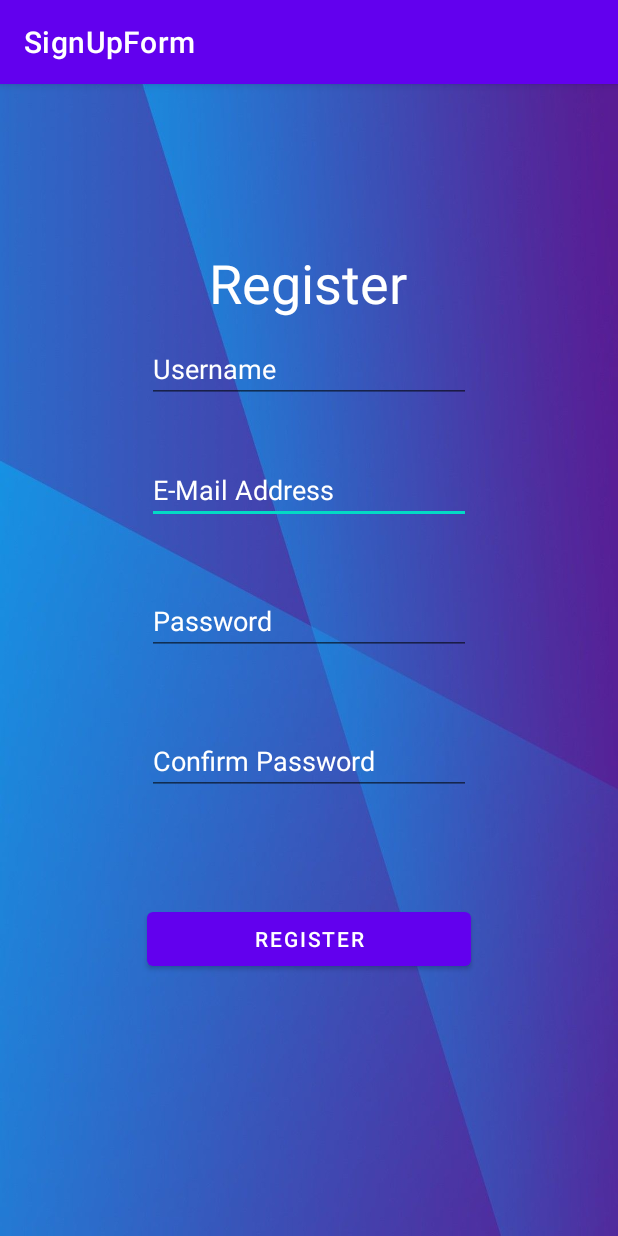
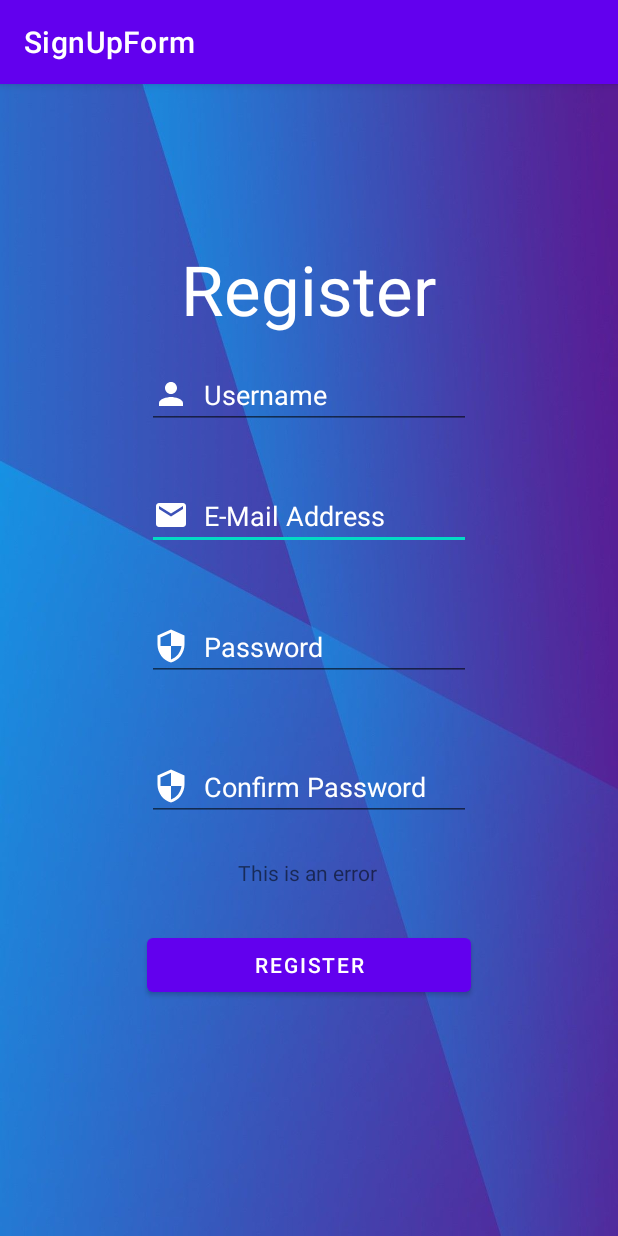
Before and after one commit to elyordan/CIS3315, an Android app: the screen it shows after launch (FormActivity), on a phone screen of 412 x 824 dp. Run offline under Robolectric (Android 15) with nearby library versions, the phone set to English and light mode, and no system bars.

Commit message:
add icons to text fields and error label

```diff
--- a/Lab2/app/src/main/res/layout/activity_main.xml
+++ b/Lab2/app/src/main/res/layout/activity_main.xml
@@ -15,7 +15,7 @@
         android:textAlignment="center"
         android:textColor="#FFFFFF"
         android:textColorLink="@color/white"
-        android:textSize="36sp"
+        android:textSize="46sp"
         app:layout_constraintBottom_toBottomOf="parent"
         app:layout_constraintEnd_toEndOf="parent"
         app:layout_constraintHorizontal_bias="0.498"
@@ -31,6 +31,9 @@
         android:layout_marginTop="8dp"
         android:layout_marginEnd="98dp"
         android:layout_marginBottom="34dp"
+        android:drawableLeft="@drawable/ic_baseline_email"
+        android:drawablePadding="10dp"
+        android:drawableTint="#FFFFFF"
         android:ems="10"
         android:hint="@string/emailEditText"
         android:inputType="textEmailAddress"
@@ -46,9 +49,12 @@
         android:layout_width="0dp"
         android:layout_height="wrap_content"
         android:layout_marginStart="98dp"
-        android:layout_marginTop="24dp"
+        android:layout_marginTop="48dp"
         android:layout_marginEnd="98dp"
         android:layout_marginBottom="27dp"
+        android:drawableLeft="@drawable/ic_baseline_person"
+        android:drawablePadding="10dp"
+        android:drawableTint="#FFFFFF"
         android:ems="10"
         android:hint="@string/usernameEditText"
         android:inputType="textPersonName"
@@ -68,6 +74,9 @@
         android:layout_marginTop="8dp"
         android:layout_marginEnd="98dp"
         android:layout_marginBottom="40dp"
+        android:drawableLeft="@drawable/ic_baseline_security"
+        android:drawablePadding="10dp"
+        android:drawableTint="#FFFFFF"
         android:ems="10"
         android:hint="@string/passwordEditText"
         android:inputType="textPassword"
@@ -86,6 +95,9 @@
         android:layout_marginTop="8dp"
         android:layout_marginEnd="98dp"
         android:layout_marginBottom="56dp"
+        android:drawableLeft="@drawable/ic_baseline_security"
+        android:drawablePadding="10dp"
+        android:drawableTint="#FFFFFF"
         android:ems="10"
         android:hint="@string/passwordconfirmationEditText"
         android:inputType="textPassword"
@@ -107,4 +119,17 @@
         app:layout_constraintEnd_toEndOf="@+id/editTextPasswordConfirmation"
         app:layout_constraintStart_toStartOf="@+id/editTextPasswordConfirmation"
         app:layout_constraintTop_toBottomOf="@+id/editTextPasswordConfirmation" />
+
+    <TextView
+        android:id="@+id/textView2"
+        android:layout_width="wrap_content"
+        android:layout_height="wrap_content"
+        android:layout_marginTop="24dp"
+        android:layout_marginBottom="28dp"
+        android:text="This is an error"
+        app:layout_constraintBottom_toTopOf="@+id/btnRegister"
+        app:layout_constraintEnd_toEndOf="@+id/editTextPasswordConfirmation"
+        app:layout_constraintHorizontal_bias="0.493"
+        app:layout_constraintStart_toStartOf="@+id/editTextPasswordConfirmation"
+        app:layout_constraintTop_toBottomOf="@+id/editTextPasswordConfirmation" />
 </androidx.constraintlayout.widget.ConstraintLayout>
```
